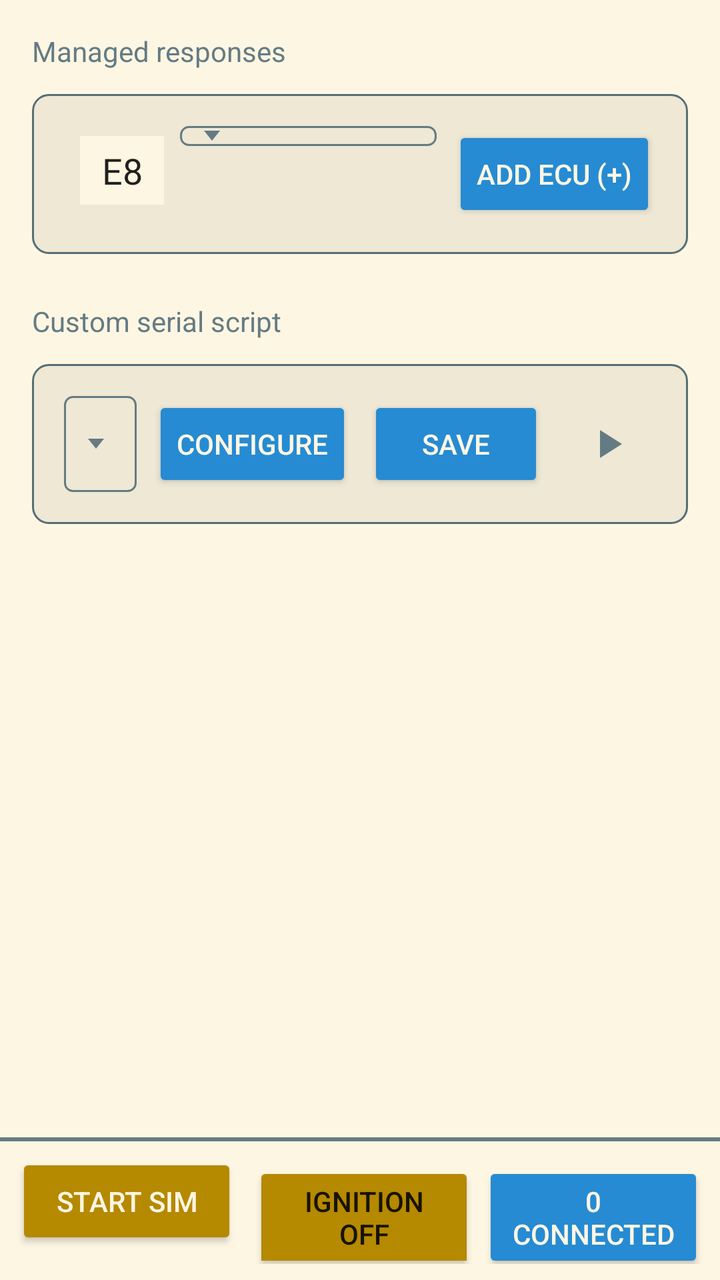
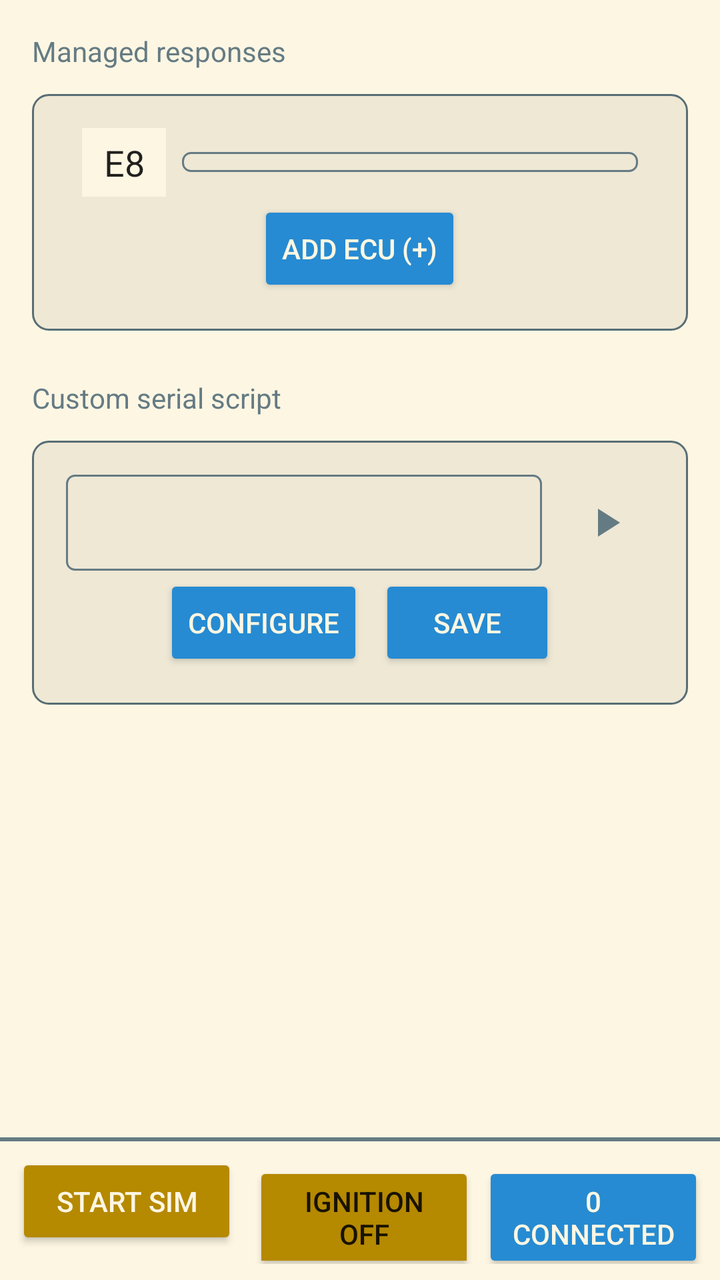

Compare the two renders of this Android layout. The source of the first and the diff that turns it into the second are given below.
<!-- AndroidManifest.xml: application theme Theme.Solarized -->
<!-- res/layout/sim.xml -->
<androidx.constraintlayout.widget.ConstraintLayout
    xmlns:android="http://schemas.android.com/apk/res/android"
    xmlns:app="http://schemas.android.com/apk/res-auto"
    android:layout_width="match_parent"
    android:layout_height="match_parent">

    
    <ScrollView
        android:id="@+id/sim_render_area"
        android:layout_width="0dp"
        android:layout_height="0dp"
        app:layout_constraintTop_toTopOf="parent"
        app:layout_constraintBottom_toTopOf="@id/bottom_bar"
        app:layout_constraintStart_toStartOf="parent"
        app:layout_constraintEnd_toEndOf="parent">

        <LinearLayout
            android:orientation="vertical"
            android:padding="8dp"
            android:layout_width="match_parent"
            android:layout_height="wrap_content" >

            <LinearLayout
                android:orientation="vertical"
                android:layout_width="match_parent"
                android:layout_height="wrap_content" >

                <TextView
                    android:layout_width="match_parent"
                    android:layout_height="wrap_content"
                    android:layout_marginStart="8dp"
                    android:layout_marginTop="8dp"
                    android:layout_marginEnd="8dp"
                    android:layout_marginBottom="4dp"
                    android:text="@string/sim_managed_responses"
                    android:textAppearance="?attr/textAppearanceSubtitle1" />

                <androidx.cardview.widget.CardView
                    android:layout_margin="8dp"
                    android:layout_width="match_parent"
                    android:layout_height="wrap_content"
                    android:radius="8dp"
                    app:cardBackgroundColor="@android:color/transparent"
                    app:cardElevation="0dp"
                    app:cardUseCompatPadding="false"
                    app:cardPreventCornerOverlap="false"
                    android:elevation="0dp">

                    <LinearLayout
                        android:layout_width="match_parent"
                        android:layout_height="wrap_content"
                        android:orientation="horizontal"
                        android:background="@drawable/border"
                        android:padding="16dp">

                        <EditText
                            android:id="@+id/ecu_id_input"
                            android:layout_width="wrap_content"
                            android:layout_height="wrap_content"
                            android:hint="E8"
                            android:maxLength="2"
                            android:inputType="textCapCharacters|textNoSuggestions"
                            android:ems="2"
                            android:gravity="center"
                            android:layout_marginStart="8dp"
                            android:paddingTop="5dp"
                            android:paddingBottom="5dp"
                            android:background="?attr/android:colorPrimaryDark"
                            android:text="E8" />

                        <Spinner
                            android:id="@+id/ecu_type_spinner"
                            android:layout_width="wrap_content"
                            android:layout_height="wrap_content"
                            android:layout_weight="1"
                            android:layout_marginStart="8dp"
                            android:layout_marginEnd="8dp"
                            android:background="@drawable/spinner_border"
                            android:gravity="center"
                            android:paddingStart="12dp"
                            android:paddingTop="5dp"
                            android:paddingBottom="5dp"
                            android:paddingEnd="12dp" />

                        <Button
                            android:id="@+id/add_ecu"
                            android:layout_width="wrap_content"
                            android:layout_height="wrap_content"
                            android:text="@string/sim_add_ecu" />

                    </LinearLayout>

                </androidx.cardview.widget.CardView>
                <LinearLayout
                    android:id="@+id/ecu_list"
                    android:orientation="vertical"
                    android:layout_width="match_parent"
                    android:layout_height="wrap_content" >
                </LinearLayout>
            </LinearLayout>

            <TextView
                android:layout_width="match_parent"
                android:layout_height="wrap_content"
                android:layout_marginStart="8dp"
                android:layout_marginTop="16dp"
                android:layout_marginEnd="8dp"
                android:layout_marginBottom="4dp"
                android:text="@string/sim_custom_serial_script"
                android:textAppearance="?attr/textAppearanceSubtitle1" />

            <androidx.cardview.widget.CardView
                android:id="@+id/custom_serial_script"
                android:layout_width="match_parent"
                android:layout_height="wrap_content"
                android:layout_margin="8dp"
                android:elevation="0dp"
                android:radius="8dp"
                app:cardBackgroundColor="@android:color/transparent"
                app:cardElevation="0dp"
                app:cardPreventCornerOverlap="false"
                app:cardUseCompatPadding="false">

                <LinearLayout
                    android:layout_width="match_parent"
                    android:layout_height="wrap_content"
                    android:orientation="horizontal"
                    android:background="@drawable/border"
                    android:padding="16dp"
                    android:gravity="center_vertical">

                    <Spinner
                        android:id="@+id/custom_serial_script_spinner"
                        android:layout_width="0dp"
                        android:layout_height="48dp"
                        android:layout_weight="1"
                        android:layout_marginEnd="4dp"
                        android:background="@drawable/spinner_border"
                        android:gravity="center_vertical"
                        android:paddingStart="12dp"
                        android:paddingEnd="12dp" />

                    <Button
                        android:id="@+id/sim_custom_serial_script_open"
                        android:layout_width="wrap_content"
                        android:layout_height="wrap_content"
                        android:layout_marginStart="4dp"
                        android:layout_marginEnd="4dp"
                        android:text="@string/sim_custom_serial_script_open" />

                    <Button
                        android:id="@+id/sim_custom_serial_script_save"
                        android:layout_width="wrap_content"
                        android:layout_height="wrap_content"
                        android:layout_marginStart="4dp"
                        android:layout_marginEnd="4dp"
                        android:text="@string/sim_custom_serial_script_save" />

                    <ImageButton
                        android:id="@+id/sim_custom_serial_script_play_pause"
                        android:layout_width="48dp"
                        android:layout_height="48dp"
                        android:layout_marginStart="4dp"
                        android:background="?attr/selectableItemBackgroundBorderless"
                        android:contentDescription="@string/sim_custom_serial_script_play"
                        android:padding="12dp"
                        android:src="@drawable/ic_play" />

                </LinearLayout>

            </androidx.cardview.widget.CardView>

        </LinearLayout>

    </ScrollView>

    
    <LinearLayout
        android:id="@+id/bottom_bar"
        android:layout_width="0dp"
        android:layout_height="wrap_content"
        android:orientation="vertical"
        android:padding="8dp"
        android:background="@drawable/background_with_border_top"
        app:layout_constraintBottom_toBottomOf="parent"
        app:layout_constraintStart_toStartOf="parent"
        app:layout_constraintEnd_toEndOf="parent">

        <LinearLayout
            android:layout_width="match_parent"
            android:layout_height="wrap_content"
            android:orientation="horizontal">

            <Button
                android:id="@+id/sim_state"
                android:layout_width="0dp"
                android:layout_height="wrap_content"
                android:layout_weight="1"
                android:layout_marginEnd="4dp"
                android:backgroundTint="?attr/colorAccentInProgress"
                android:text="@string/sim_start_sim" />

            <ToggleButton
                android:id="@+id/ignition_state"
                android:layout_width="0dp"
                android:layout_height="wrap_content"
                android:layout_weight="1"
                android:layout_marginStart="4dp"
                android:textOff="@string/sim_ignition_off"
                android:textOn="@string/sim_ignition_on"
                android:backgroundTint="@color/ignition_state_tint"
                android:textColor="?android:attr/textColorPrimary"
                android:text="@string/sim_ignition_on" />

            <Button
                android:id="@+id/sim_connected_clients"
                android:layout_width="0dp"
                android:layout_height="wrap_content"
                android:layout_weight="1"
                android:layout_marginStart="4dp"
                android:text="@string/sim_connected_clients" />

        </LinearLayout>

    </LinearLayout>

</androidx.constraintlayout.widget.ConstraintLayout>
<!-- resources referenced by this layout -->
<resources>
  <!-- drawable ic_play (drawable) -->
  <vector xmlns:android="http://schemas.android.com/apk/res/android"
      android:width="24dp"
      android:height="24dp"
      android:viewportWidth="24"
      android:viewportHeight="24">
  
      <path
          android:fillColor="?attr/colorControlNormal"
          android:pathData="M8,5v14l11,-7z" />
  
  </vector>
  <!-- drawable spinner_border (drawable) -->
  <?xml version="1.0" encoding="utf-8"?>
  <layer-list xmlns:android="http://schemas.android.com/apk/res/android">
  
      <item>
          <shape android:shape="rectangle">
              <solid android:color="@android:color/transparent" />
  
              <stroke
                  android:width="1dp"
                  android:color="?attr/colorControlNormal" />
  
              <corners android:radius="4dp" />
          </shape>
      </item>
  
      <item
          android:width="8dp"
          android:height="5dp"
          android:gravity="center_vertical|start"
          android:left="12dp">
  
          <vector
              android:width="8dp"
              android:height="5dp"
              android:viewportWidth="8"
              android:viewportHeight="5">
  
              <path
                  android:fillColor="?attr/colorControlNormal"
                  android:pathData="M0,0 L8,0 L4,5 Z" />
  
          </vector>
  
      </item>
  
  </layer-list>
  <string name="sim_add_ecu">Add ECU (+)</string>
  <string name="sim_connected_clients">0 connected</string>
  <string name="sim_custom_serial_script">Custom serial script</string>
  <string name="sim_custom_serial_script_open">Configure</string>
  <string name="sim_custom_serial_script_play">Play custom serial script</string>
  <string name="sim_custom_serial_script_save">Save</string>
  <string name="sim_ignition_off">Ignition OFF</string>
  <string name="sim_ignition_on">Ignition ON</string>
  <string name="sim_managed_responses">Managed responses</string>
  <string name="sim_start_sim">Start Sim</string>
  <color name="sol_base2">#eee8d5</color>
  <color name="sol_base3">#fdf6e3</color>
  <color name="sol_blue">#268bd2</color>
  <color name="sol_green">#859900</color>
  <color name="sol_yellow">#b58900</color>
  <color name="sol_red">#dc322f</color>
  <color name="sol_base00">#657b83</color>
  <color name="sol_base01">#586e75</color>
  <style name="Solarized.TextView.Light" parent="TextAppearance.AppCompat">
          <item name="android:textColor">@color/sol_base00</item>
      </style>
  <style name="Solarized.EditText.Light" parent="Widget.AppCompat.EditText">
          <item name="backgroundTint">@color/sol_base1</item>
          <item name="android:textColor">@color/sol_base00</item>
          <item name="android:textColorHint">@color/sol_base01</item>
          <item name="android:backgroundTint">@color/sol_base1</item>
      </style>
  <style name="Solarized.Button.Light" parent="Widget.AppCompat.Button">
          <item name="android:textColor">@color/sol_base3</item>
          <item name="android:backgroundTint">@color/sol_blue</item>
      </style>
  <style name="Solarized.CheckBox.Light" parent="Widget.AppCompat.CompoundButton.CheckBox">
          <item name="android:textColor">@color/sol_base00</item>
          <item name="buttonTint">@color/sol_cyan</item>
      </style>
  <style name="Solarized.TextView.AlertDialog.Light" parent="Theme.AppCompat.Dialog.Alert">
          <item name="android:background">@color/sol_base2</item>
          <item name="android:textColor">@color/sol_base00</item>
          <item name="android:textColorPrimary">@color/sol_base00</item>
          <item name="android:textColorSecondary">@color/sol_base01</item>
          <item name="colorAccent">@color/sol_blue</item>
      </style>
  <color name="sol_base1">#93a1a1</color>
  <color name="sol_cyan">#2aa198</color>
  <!-- unchanged entries left out for length: 4 -->
</resources>

<!-- the commit's change to res/layout/sim.xml (unified diff, before → after) -->
@@ -49,44 +49,62 @@
                     <LinearLayout
                         android:layout_width="match_parent"
                         android:layout_height="wrap_content"
-                        android:orientation="horizontal"
+                        android:orientation="vertical"
                         android:background="@drawable/border"
                         android:padding="16dp">
 
-                        <EditText
-                            android:id="@+id/ecu_id_input"
-                            android:layout_width="wrap_content"
-                            android:layout_height="wrap_content"
-                            android:hint="E8"
-                            android:maxLength="2"
-                            android:inputType="textCapCharacters|textNoSuggestions"
-                            android:ems="2"
+                        <LinearLayout
+                            android:layout_width="match_parent"
+                            android:layout_height="wrap_content"
+                            android:orientation="horizontal"
                             android:gravity="center"
-                            android:layout_marginStart="8dp"
-                            android:paddingTop="5dp"
-                            android:paddingBottom="5dp"
-                            android:background="?attr/android:colorPrimaryDark"
-                            android:text="E8" />
-
-                        <Spinner
-                            android:id="@+id/ecu_type_spinner"
-                            android:layout_width="wrap_content"
-                            android:layout_height="wrap_content"
-                            android:layout_weight="1"
-                            android:layout_marginStart="8dp"
-                            android:layout_marginEnd="8dp"
-                            android:background="@drawable/spinner_border"
+                            android:padding="1dp">
+                            
+                            <EditText
+                                android:id="@+id/ecu_id_input"
+                                android:layout_width="wrap_content"
+                                android:layout_height="wrap_content"
+                                android:hint="E8"
+                                android:maxLength="2"
+                                android:inputType="textCapCharacters|textNoSuggestions"
+                                android:ems="2"
+                                android:gravity="center"
+                                android:layout_marginStart="8dp"
+                                android:paddingTop="5dp"
+                                android:paddingBottom="5dp"
+                                android:background="?attr/android:colorPrimaryDark"
+                                android:text="E8" />
+
+                            <Spinner
+                                android:id="@+id/ecu_type_spinner"
+                                android:layout_width="wrap_content"
+                                android:layout_height="wrap_content"
+                                android:layout_weight="1"
+                                android:layout_marginStart="8dp"
+                                android:layout_marginEnd="8dp"
+                                android:background="@drawable/spinner_border"
+                                android:gravity="center"
+                                android:paddingStart="12dp"
+                                android:paddingTop="5dp"
+                                android:paddingBottom="5dp"
+                                android:paddingEnd="12dp" />
+
+                        </LinearLayout>
+
+                        <LinearLayout
+                            android:layout_width="match_parent"
+                            android:layout_height="wrap_content"
+                            android:orientation="horizontal"
                             android:gravity="center"
-                            android:paddingStart="12dp"
-                            android:paddingTop="5dp"
-                            android:paddingBottom="5dp"
-                            android:paddingEnd="12dp" />
-
-                        <Button
-                            android:id="@+id/add_ecu"
-                            android:layout_width="wrap_content"
-                            android:layout_height="wrap_content"
-                            android:text="@string/sim_add_ecu" />
+                            android:padding="1dp">
+
+                            <Button
+                                android:id="@+id/add_ecu"
+                                android:layout_width="wrap_content"
+                                android:layout_height="wrap_content"
+                                android:text="@string/sim_add_ecu" />
+
+                        </LinearLayout>
 
                     </LinearLayout>
 
@@ -124,47 +142,65 @@
                 <LinearLayout
                     android:layout_width="match_parent"
                     android:layout_height="wrap_content"
-                    android:orientation="horizontal"
+                    android:orientation="vertical"
                     android:background="@drawable/border"
                     android:padding="16dp"
                     android:gravity="center_vertical">
 
-                    <Spinner
-                        android:id="@+id/custom_serial_script_spinner"
-                        android:layout_width="0dp"
-                        android:layout_height="48dp"
-                        android:layout_weight="1"
-                        android:layout_marginEnd="4dp"
-                        android:background="@drawable/spinner_border"
-                        android:gravity="center_vertical"
-                        android:paddingStart="12dp"
-                        android:paddingEnd="12dp" />
-
-                    <Button
-                        android:id="@+id/sim_custom_serial_script_open"
-                        android:layout_width="wrap_content"
+                    <LinearLayout
+                        android:layout_width="match_parent"
                         android:layout_height="wrap_content"
-                        android:layout_marginStart="4dp"
-                        android:layout_marginEnd="4dp"
-                        android:text="@string/sim_custom_serial_script_open" />
-
-                    <Button
-                        android:id="@+id/sim_custom_serial_script_save"
-                        android:layout_width="wrap_content"
+                        android:orientation="horizontal"
+                        android:padding="1dp"
+                        android:gravity="center">
+
+                        <Spinner
+                            android:id="@+id/custom_serial_script_spinner"
+                            android:layout_width="0dp"
+                            android:layout_height="48dp"
+                            android:layout_weight="1"
+                            android:layout_marginEnd="4dp"
+                            android:background="@drawable/spinner_border"
+                            android:gravity="center_vertical"
+                            android:paddingStart="12dp"
+                            android:paddingEnd="12dp" />
+
+                        <ImageButton
+                            android:id="@+id/sim_custom_serial_script_play_pause"
+                            android:layout_width="48dp"
+                            android:layout_height="48dp"
+                            android:layout_marginStart="4dp"
+                            android:background="?attr/selectableItemBackgroundBorderless"
+                            android:contentDescription="@string/sim_custom_serial_script_play"
+                            android:padding="12dp"
+                            android:src="@drawable/ic_play" />
+
+                    </LinearLayout>
+
+                    <LinearLayout
+                        android:layout_width="match_parent"
                         android:layout_height="wrap_content"
-                        android:layout_marginStart="4dp"
-                        android:layout_marginEnd="4dp"
-                        android:text="@string/sim_custom_serial_script_save" />
-
-                    <ImageButton
-                        android:id="@+id/sim_custom_serial_script_play_pause"
-                        android:layout_width="48dp"
-                        android:layout_height="48dp"
-                        android:layout_marginStart="4dp"
-                        android:background="?attr/selectableItemBackgroundBorderless"
-                        android:contentDescription="@string/sim_custom_serial_script_play"
-                        android:padding="12dp"
-                        android:src="@drawable/ic_play" />
+                        android:orientation="horizontal"
+                        android:padding="1dp"
+                        android:gravity="center">
+
+                        <Button
+                            android:id="@+id/sim_custom_serial_script_open"
+                            android:layout_width="wrap_content"
+                            android:layout_height="wrap_content"
+                            android:layout_marginStart="4dp"
+                            android:layout_marginEnd="4dp"
+                            android:text="@string/sim_custom_serial_script_open" />
+
+                        <Button
+                            android:id="@+id/sim_custom_serial_script_save"
+                            android:layout_width="wrap_content"
+                            android:layout_height="wrap_content"
+                            android:layout_marginStart="4dp"
+                            android:layout_marginEnd="4dp"
+                            android:text="@string/sim_custom_serial_script_save" />
+
+                    </LinearLayout>
 
                 </LinearLayout>
 
<!-- resource entries referenced after the edit -->
@@ -14,41 +14,18 @@
   </vector>
   <!-- drawable spinner_border (drawable) -->
   <?xml version="1.0" encoding="utf-8"?>
-  <layer-list xmlns:android="http://schemas.android.com/apk/res/android">
+  <shape xmlns:android="http://schemas.android.com/apk/res/android"
+      android:shape="rectangle">
   
-      <item>
-          <shape android:shape="rectangle">
-              <solid android:color="@android:color/transparent" />
+      <solid android:color="@android:color/transparent" />
   
-              <stroke
-                  android:width="1dp"
-                  android:color="?attr/colorControlNormal" />
+      <stroke
+          android:width="1dp"
+          android:color="?attr/colorControlNormal" />
   
-              <corners android:radius="4dp" />
-          </shape>
-      </item>
+      <corners android:radius="4dp" />
   
-      <item
-          android:width="8dp"
-          android:height="5dp"
-          android:gravity="center_vertical|start"
-          android:left="12dp">
-  
-          <vector
-              android:width="8dp"
-              android:height="5dp"
-              android:viewportWidth="8"
-              android:viewportHeight="5">
-  
-              <path
-                  android:fillColor="?attr/colorControlNormal"
-                  android:pathData="M0,0 L8,0 L4,5 Z" />
-  
-          </vector>
-  
-      </item>
-  
-  </layer-list>
+  </shape>
   <string name="sim_add_ecu">Add ECU (+)</string>
   <string name="sim_connected_clients">0 connected</string>
   <string name="sim_custom_serial_script">Custom serial script</string>
